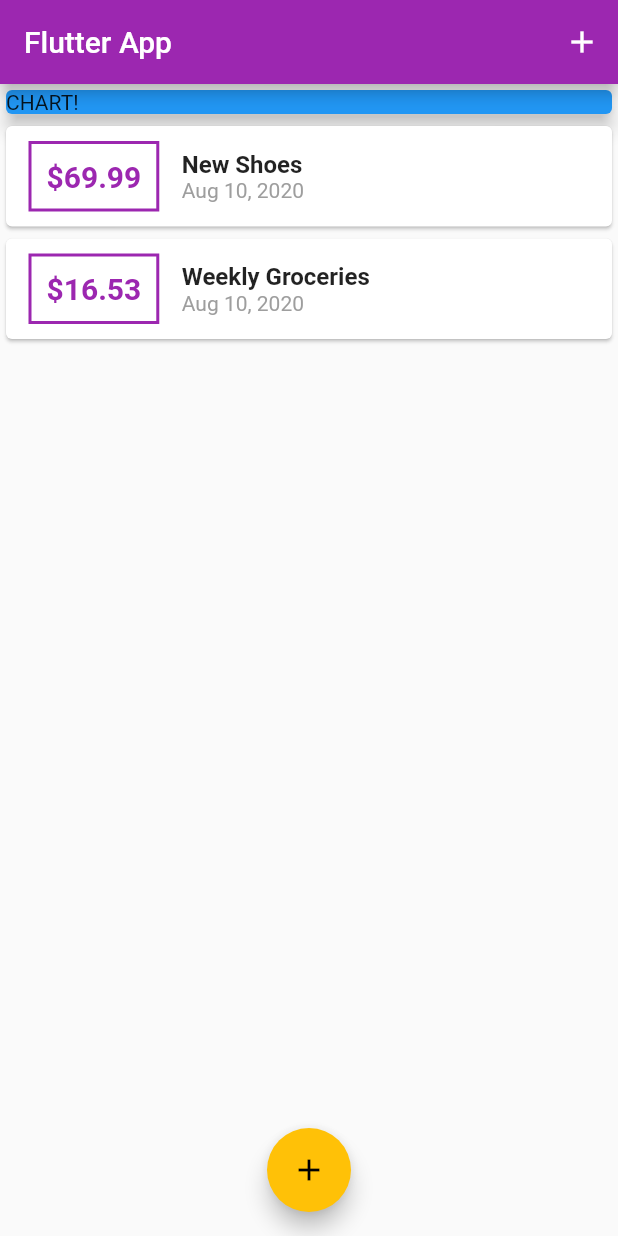
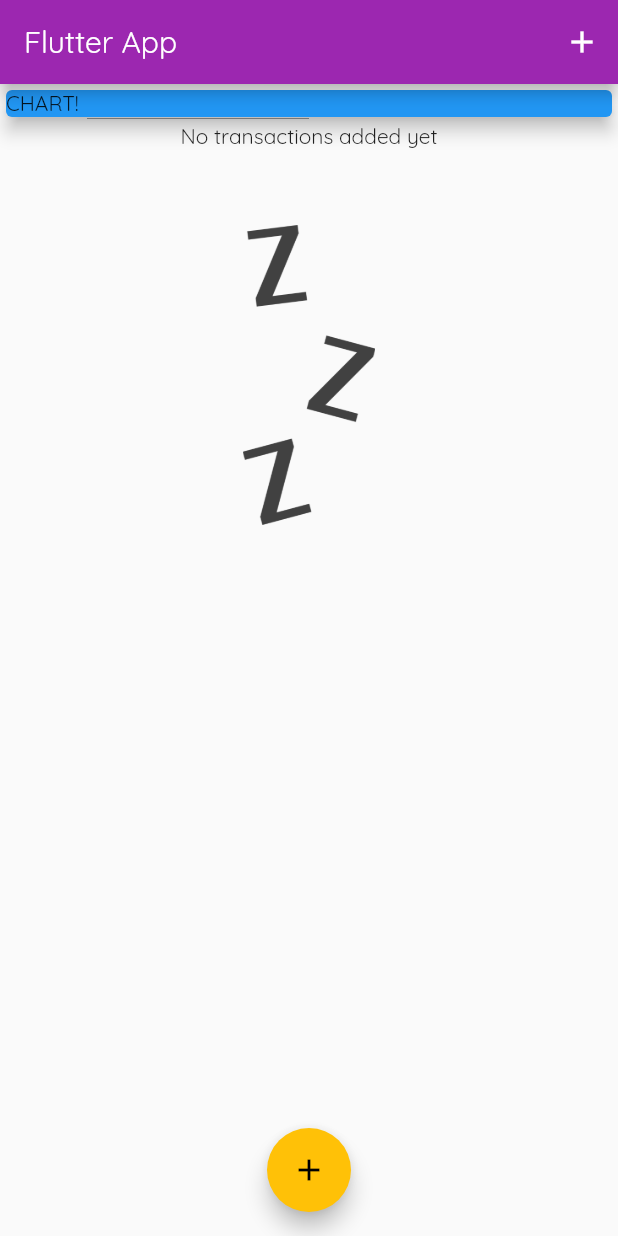
Before and after one commit to lukasmyth96/flutter_expense_tracker, a Flutter app: the screen it shows after launch, on a phone screen of 412 x 824 dp. Run offline on Flutter 3.47's test engine with Material 2 defaults, Android fonts, the phone set to English and light mode, and no system bars.

Commit message:
added custom font and placeholder image if no transactions

```diff
--- a/lib/main.dart
+++ b/lib/main.dart
@@ -13,7 +13,8 @@ class MyApp extends StatelessWidget {
       title: 'Expense Tracker',
       theme: ThemeData(
         primarySwatch: Colors.purple,
-        accentColor: Colors.amber
+        accentColor: Colors.amber,
+        fontFamily: "Quicksand"
         ),
       home: MyHomePage(),
     );
@@ -29,18 +30,18 @@ class MyHomePage extends StatefulWidget {
 
 class _MyHomePageState extends State<MyHomePage> {
   final List<Transaction> _userTransactions = [
-    Transaction(
-      id: 't1',
-      title: 'New Shoes',
-      amount: 69.99,
-      date: DateTime.now(),
-    ),
-    Transaction(
-      id: 't2',
-      title: 'Weekly Groceries',
-      amount: 16.53,
-      date: DateTime.now(),
-    ),
+    // Transaction(
+    //   id: 't1',
+    //   title: 'New Shoes',
+    //   amount: 69.99,
+    //   date: DateTime.now(),
+    // ),
+    // Transaction(
+    //   id: 't2',
+    //   title: 'Weekly Groceries',
+    //   amount: 16.53,
+    //   date: DateTime.now(),
+    // ),
   ];
 
   void _addNewTransaction(String txTitle, double txAmount) {
--- a/lib/widgets/transaction_list.dart
+++ b/lib/widgets/transaction_list.dart
@@ -12,7 +12,17 @@ class TransactionList extends StatelessWidget {
   Widget build(BuildContext context) {
     return Container(
       height: 300,
-      child: ListView.builder(
+      child: transactions.isEmpty ?  Column(
+        children: <Widget>[
+          Text('No transactions added yet'),
+          SizedBox(height: 50,),
+          Container(
+            height: 200,
+            child: Image.asset("assets/images/waiting.png", fit: BoxFit.cover,)
+            )
+        ],
+      )
+      : ListView.builder(
         itemBuilder: (ctx, index) {
           return Card(
             child: Row(
```
Also changed, not shown: pubspec.yaml (+13 -14 lines), assets/fonts/OpenSans-Bold.ttf (added), assets/fonts/OpenSans-Regular.ttf (added), assets/fonts/Quicksand-Bold.ttf (added), assets/fonts/Quicksand-Light.ttf (added), assets/fonts/Quicksand-Medium.ttf (added), assets/fonts/Quicksand-Regular.ttf (added), assets/images/waiting.png (added).
